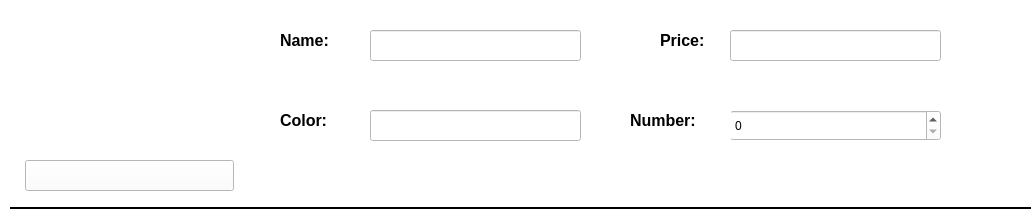
The window that widget_show_kala_customer.ui (AP-projects-4001/ls) describes before a commit, drawn with Qt 5.
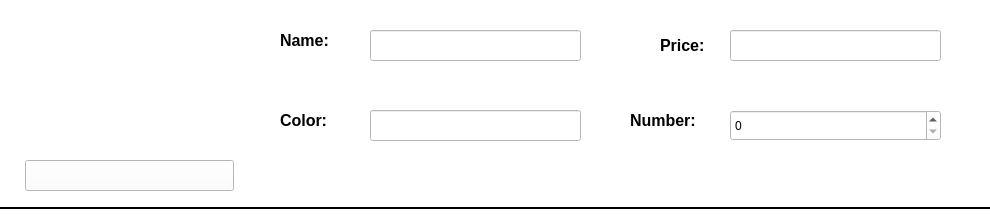
The same window after the commit. Icons and pictures are not drawn.

What changed in the file:
```diff
--- a/widget_show_kala_customer.ui
+++ b/widget_show_kala_customer.ui
@@ -6,7 +6,7 @@
    <rect>
     <x>0</x>
     <y>0</y>
-    <width>1031</width>
+    <width>990</width>
     <height>218</height>
    </rect>
   </property>
@@ -125,6 +125,10 @@
      <bold>true</bold>
     </font>
    </property>
+   <property name="styleSheet">
+    <string notr="true">background-image: url();
+background-color: rgb();</string>
+   </property>
    <property name="text">
     <string>Number:</string>
    </property>
@@ -144,8 +148,8 @@
     <rect>
      <x>660</x>
      <y>30</y>
-     <width>71</width>
-     <height>20</height>
+     <width>61</width>
+     <height>31</height>
     </rect>
    </property>
    <property name="font">
@@ -154,6 +158,10 @@
      <bold>true</bold>
     </font>
    </property>
+   <property name="styleSheet">
+    <string notr="true">background-image: url();
+background-color: rgb();</string>
+   </property>
    <property name="text">
     <string>Price:</string>
    </property>
@@ -174,9 +182,9 @@
   <widget class="Line" name="line">
    <property name="geometry">
     <rect>
-     <x>10</x>
+     <x>0</x>
      <y>200</y>
-     <width>1021</width>
+     <width>991</width>
      <height>16</height>
     </rect>
    </property>
```
Left out of the diff: 8 changed lines with no effect on the pictures.
